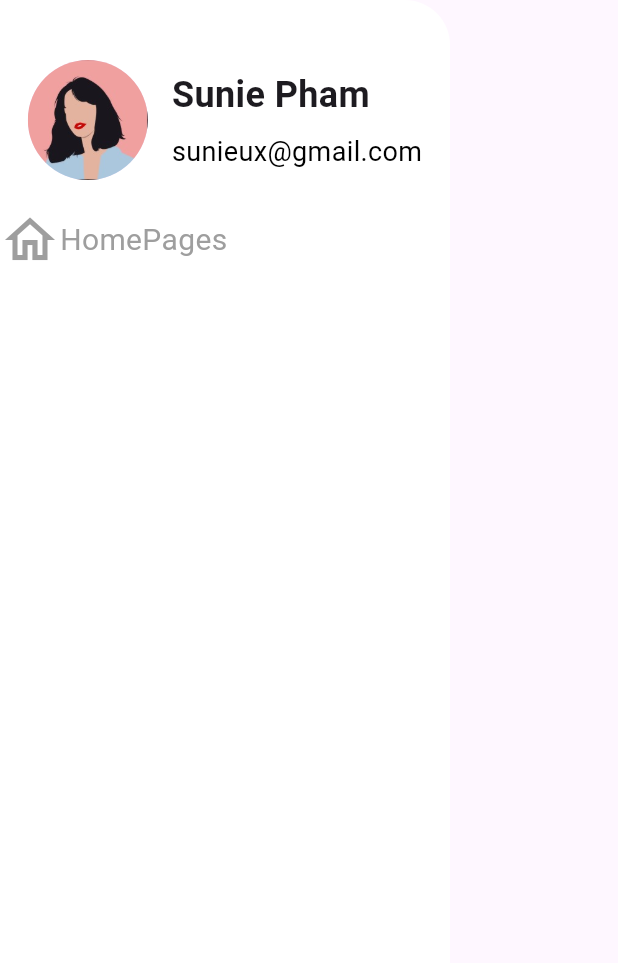
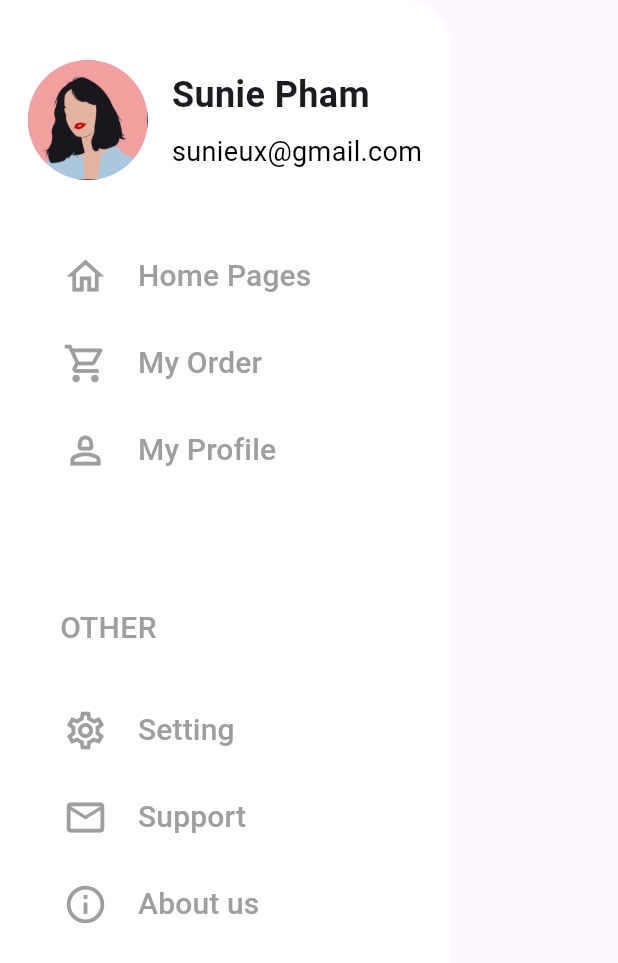
Before and after one commit to ahmadkarazou/app-ec, a Flutter app: the DrawerApp widget shown alone on an empty page, opened directly, on a phone screen of 412 x 824 dp. Shown: the top 963 px of the screen. Run offline on Flutter 3.47's test engine with Material 3 defaults, Android fonts, the phone set to English and light mode, and no system bars.

Commit message:
edite project

```diff
--- a/lib/modal/drawer_app.dart
+++ b/lib/modal/drawer_app.dart
@@ -12,7 +12,9 @@ class DrawerApp extends StatelessWidget {
           color: Colors.white,
           borderRadius: BorderRadius.only(
               topRight: Radius.circular(30), bottomRight: Radius.circular(30))),
-      child: Column(children: [
+      child: Column(
+        crossAxisAlignment: CrossAxisAlignment.center,
+        children: [
           SizedBox(height: 40),
           Row(
             mainAxisAlignment: MainAxisAlignment.center,
@@ -45,18 +47,89 @@ class DrawerApp extends StatelessWidget {
               ),
             ],
           ),
-        SizedBox(height: 20),
+          SizedBox(height: 40),
+          DrawerIcon(
+            onTab: () {},
+            title: 'Home Pages',
+            icon: Icons.home_outlined,
+          ),
+          SizedBox(height: 10),
+          DrawerIcon(
+            onTab: () {},
+            title: 'My Order',
+            icon: Icons.shopping_cart_outlined,
+          ),
+          SizedBox(height: 10),
+          DrawerIcon(
+            onTab: () {},
+            title: 'My Profile',
+            icon: Icons.person_2_outlined,
+          ),
+          SizedBox(height: 80),
           Row(
             children: [
-            Icon(
-              Icons.home_outlined,
-              size: 40,
-              color: Colors.grey,
+              SizedBox(width: 40),
+              Text(
+                'OTHER',
+                style: TextStyle(color: Colors.grey, fontSize: 20,fontWeight: FontWeight.w500),
               ),
-            Text('HomePages',style: TextStyle(color: Colors.grey,fontSize: 20) ,)
             ],
-        )
-      ]),
+          ),
+          SizedBox(height: 30),
+          DrawerIcon(
+            onTab: () {},
+            title: 'Setting',
+            icon: Icons.settings_outlined,
+          ),
+          SizedBox(height: 10),
+          DrawerIcon(
+            onTab: () {},
+            title: 'Support',
+            icon: Icons.mail_outline,
+          ),
+          SizedBox(height: 10),
+          DrawerIcon(
+            onTab: () {},
+            title: 'About us',
+            icon: Icons.info_outlined,
+          ),
+        ],
+      ),
     );
   }
 }
+
+class DrawerIcon extends StatelessWidget {
+  DrawerIcon({
+    super.key,
+    required this.onTab,
+    required this.icon,
+    required this.title,
+  });
+
+  VoidCallback onTab;
+  final IconData icon;
+  final String title;
+
+  @override
+  Widget build(BuildContext context) {
+    return TextButton(
+      onPressed: onTab,
+      child: Row(
+        children: [
+          SizedBox(width: 30),
+          Icon(
+            icon,
+            size: 30,
+            color: Colors.grey,
+          ),
+          SizedBox(width: 20),
+          Text(
+            title,
+            style: TextStyle(color: Colors.grey, fontSize: 20),
+          )
+        ],
+      ),
+    );
+  }
+}
```
Lines whose indentation alone changed are shown as unchanged.
